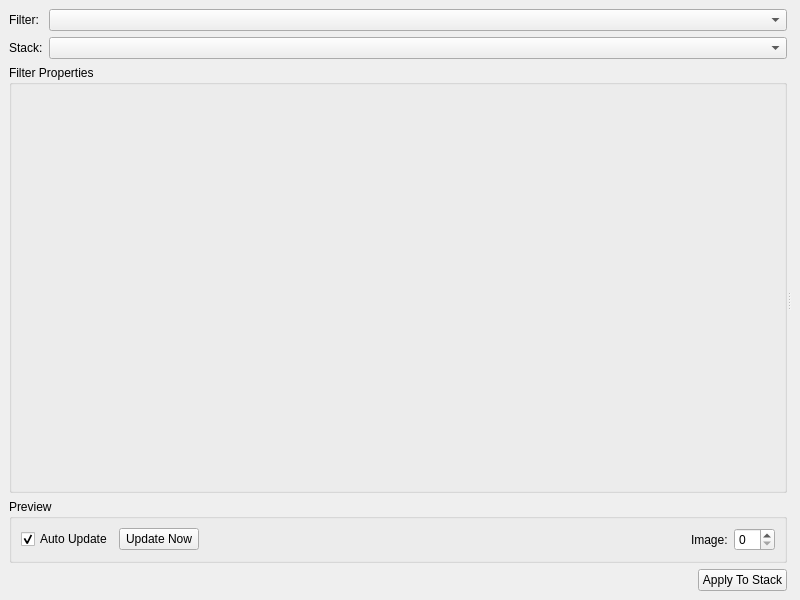
First picture: the form in mantidimaging/gui/ui/filters_window.ui, repository mantidproject/mantidimaging, before the edit.
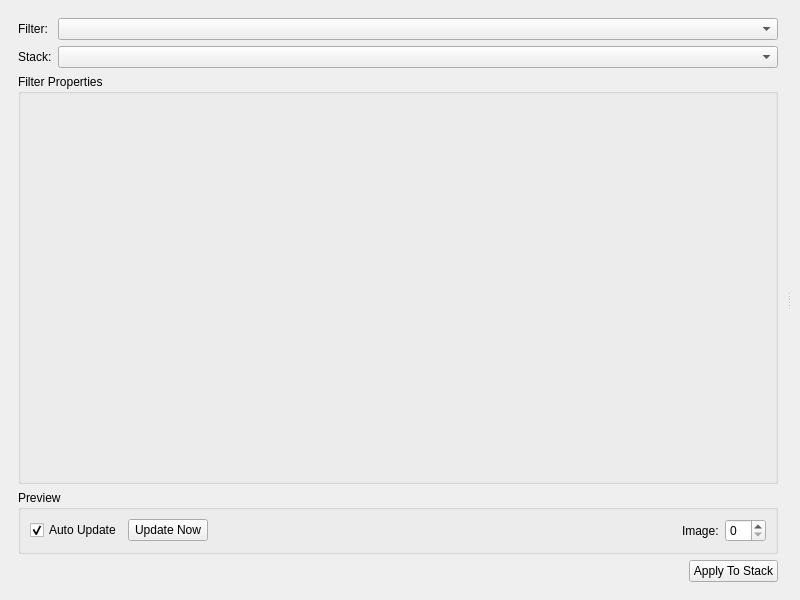
Second picture: the form after the edit. Custom widgets are drawn as their Qt base class.

Commit message:
Add spacing to parameter panels
Fixes #231

Adds additional spacing to parameter containing panels of splitters,
correcting the odd lack of spacing between the controls and main window
bounds.

Has the nice side effect or keeping the plot panels as big as possible,
filling the window.

Patch:
```diff
--- a/mantidimaging/gui/ui/filters_window.ui
+++ b/mantidimaging/gui/ui/filters_window.ui
@@ -31,6 +31,9 @@
         <property name="sizeConstraint">
          <enum>QLayout::SetDefaultConstraint</enum>
         </property>
+        <property name="margin">
+         <number>9</number>
+        </property>
         <item>
          <layout class="QFormLayout" name="optionsLayout">
           <property name="fieldGrowthPolicy">
```
The commit also changes 2 other files.
